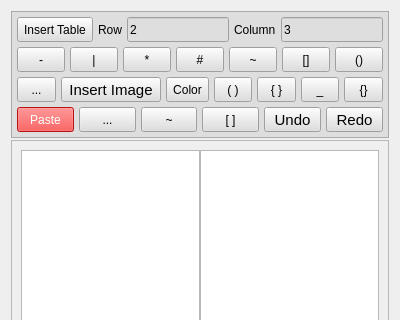
Above: src/Notes.ui from ic005k/Knot-Legacy before the change; both pictures show x 0 to 400 and y 0 to 320 of the 400 by 476 pixel window. Below: the same form after it.
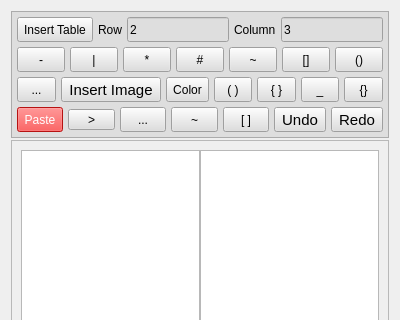
That is the form after the change. Icons and pictures are not drawn.

Commit message: 笔记编辑界面新增"引用“按钮

Diff of the .ui file:
```diff
--- a/src/Notes.ui
+++ b/src/Notes.ui
@@ -635,6 +635,19 @@
           </property>
          </widget>
         </item>
+        <item>
+         <widget class="QToolButton" name="btnReference">
+          <property name="sizePolicy">
+           <sizepolicy hsizetype="Preferred" vsizetype="Fixed">
+            <horstretch>0</horstretch>
+            <verstretch>0</verstretch>
+           </sizepolicy>
+          </property>
+          <property name="text">
+           <string>&gt;</string>
+          </property>
+         </widget>
+        </item>
         <item>
          <widget class="QToolButton" name="btnS5">
           <property name="sizePolicy">
```
The commit also changes 2 other files.
